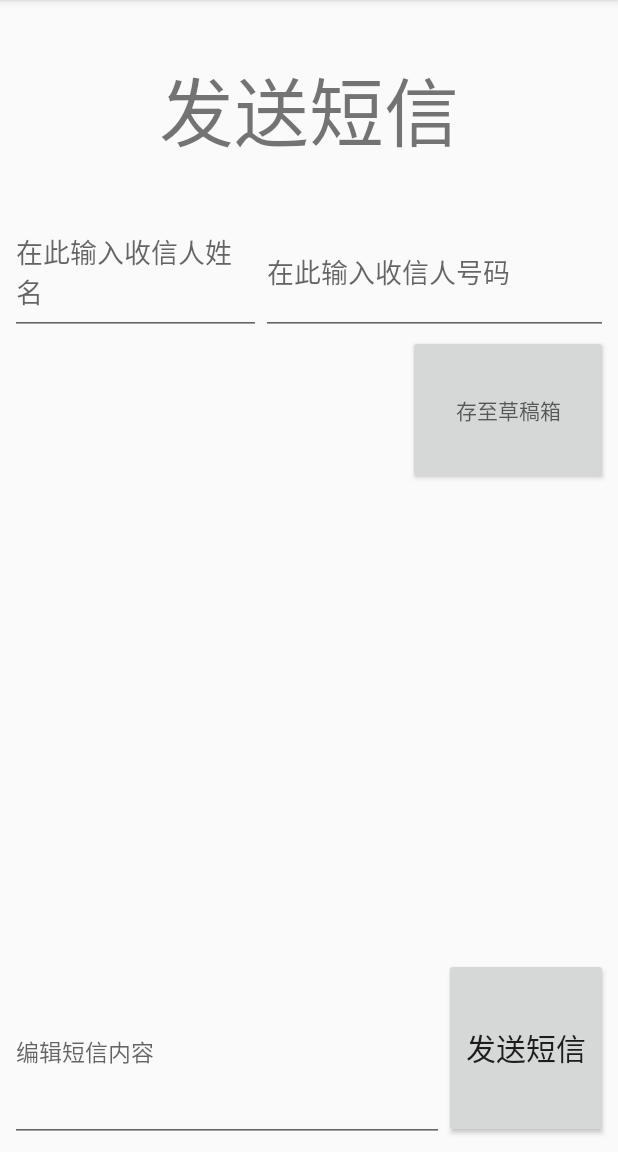
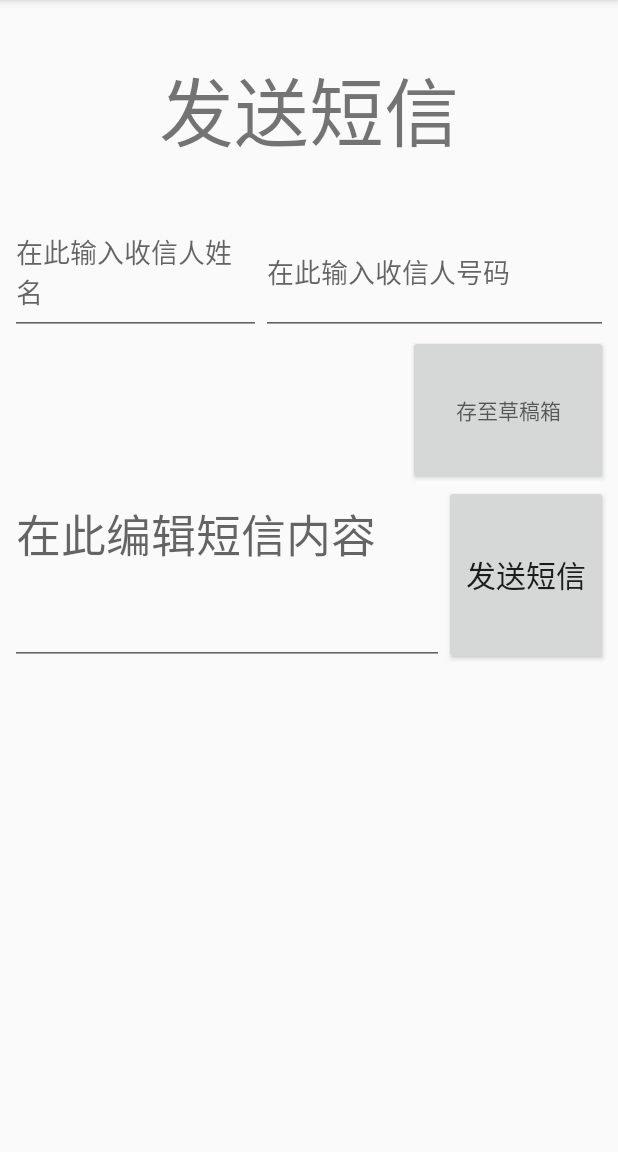
Before and after one commit to Fangv01/Mianyangbussiness, an Android app: the fragment Message_Send shown on its own in the app's theme, on a phone screen of 412 x 824 dp, the part 84-1236 px from its top. Run offline under Robolectric (Android 15) with nearby library versions, the phone set to English and light mode, and no system bars.

Commit message:
1
滚动哟西

```diff
--- a/Message/app/src/main/res/layout/manage_box.xml
+++ b/Message/app/src/main/res/layout/manage_box.xml
@@ -1,4 +1,7 @@
 <?xml version="1.0" encoding="utf-8"?>
+<ScrollView android:layout_height="match_parent"
+    android:layout_width="match_parent"
+    xmlns:android="http://schemas.android.com/apk/res/android" >
 <LinearLayout xmlns:android="http://schemas.android.com/apk/res/android" xmlns:app="http://schemas.android.com/apk/res-auto" xmlns:tools="http://schemas.android.com/tools" android:layout_width="match_parent" android:layout_height="match_parent" android:padding="10px" android:orientation="vertical">
     - <LinearLayout android:layout_width="match_parent"
                     android:layout_height="wrap_content">
@@ -185,3 +188,4 @@
         </TextView>
     </LinearLayout>
 </LinearLayout>
+ </ScrollView>
--- a/Message/app/src/main/res/layout/manage_mss.xml
+++ b/Message/app/src/main/res/layout/manage_mss.xml
@@ -1,4 +1,7 @@
 <?xml version="1.0" encoding="utf-8"?>
+<ScrollView android:layout_height="match_parent"
+    android:layout_width="match_parent"
+    xmlns:android="http://schemas.android.com/apk/res/android" >
 <LinearLayout xmlns:android="http://schemas.android.com/apk/res/android" xmlns:app="http://schemas.android.com/apk/res-auto" xmlns:tools="http://schemas.android.com/tools" android:layout_width="match_parent" android:layout_height="match_parent" android:padding="10px" android:orientation="vertical">
     - <LinearLayout android:layout_width="match_parent"
                     android:layout_height="wrap_content">
@@ -195,3 +198,4 @@ android:layout_weight="8"
         </TextView>
     </LinearLayout>
 </LinearLayout>
+    </ScrollView>
--- a/Message/app/src/main/res/layout/sended_mss.xml
+++ b/Message/app/src/main/res/layout/sended_mss.xml
@@ -1,4 +1,7 @@
 <?xml version="1.0" encoding="utf-8"?>
+<ScrollView android:layout_height="match_parent"
+    android:layout_width="match_parent"
+    xmlns:android="http://schemas.android.com/apk/res/android" >
 <LinearLayout xmlns:android="http://schemas.android.com/apk/res/android" xmlns:app="http://schemas.android.com/apk/res-auto" xmlns:tools="http://schemas.android.com/tools" android:layout_width="match_parent" android:layout_height="match_parent" android:padding="10px" android:orientation="vertical">
     - <LinearLayout android:layout_width="match_parent"
                     android:layout_height="wrap_content">
@@ -195,3 +198,4 @@
         </TextView>
     </LinearLayout>
 </LinearLayout>
+</ScrollView>
--- a/Message/app/src/main/res/layout/snd_mss.xml
+++ b/Message/app/src/main/res/layout/snd_mss.xml
@@ -1,4 +1,7 @@
 <?xml version="1.0" encoding="utf-8"?>
+<ScrollView android:layout_height="match_parent"
+    android:layout_width="match_parent"
+    xmlns:android="http://schemas.android.com/apk/res/android" >
 <LinearLayout xmlns:android="http://schemas.android.com/apk/res/android" xmlns:app="http://schemas.android.com/apk/res-auto" xmlns:tools="http://schemas.android.com/tools" android:layout_width="match_parent" android:layout_height="match_parent" android:padding="10px" android:orientation="vertical">
     - <LinearLayout android:layout_width="match_parent"
                     android:layout_height="wrap_content">
@@ -52,23 +55,32 @@
         android:id="@+id/send_mss"
         android:layout_width="match_parent"
                     android:orientation="horizontal"
-                    android:gravity="bottom"
+                    android:gravity="top"
                     android:layout_height="match_parent">
+
     <EditText
             android:id="@+id/mss"
             android:layout_width="0px"
+
               android:layout_weight="8"
-            android:hint="编辑短信内容"
-            android:textSize="15sp"
-              android:layout_height="180px"/>
-    <Button android:id="@+id/snd_mss"
-            android:layout_width="0px"
-android:layout_weight="3"
-            android:layout_height="180px"
-            android:text="发送短信"
+            android:hint="在此编辑短信内容"
+        android:gravity="top"
+        android:layout_gravity="bottom"
+            android:textSize="30sp"
+              android:layout_height="match_parent"/>
 
-            android:textSize="20sp"
+    <Button
+        android:id="@+id/snd_mss"
+        android:layout_width="0px"
 
-    ></Button>
+        android:layout_height="180px"
+        android:layout_weight="3"
+        android:text="发送短信"
+
+        android:textSize="20sp"
+
+        ></Button>
+
 </LinearLayout>
 </LinearLayout>
+</ScrollView>
```
Also changed, not shown: Message/app/src/main/res/layout/activity_message.xml (+9 -12 lines), Message/app/src/main/res/layout/offline_mss.xml (+13 -3 lines), 1 other file.
